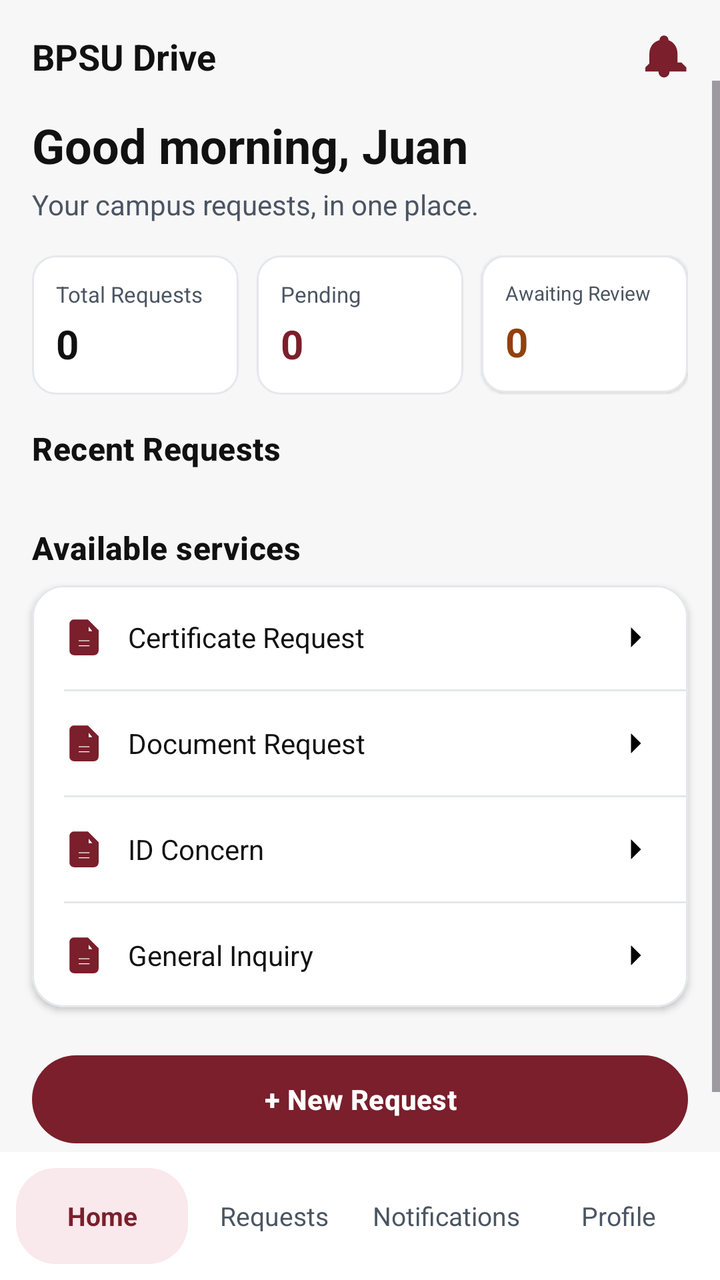
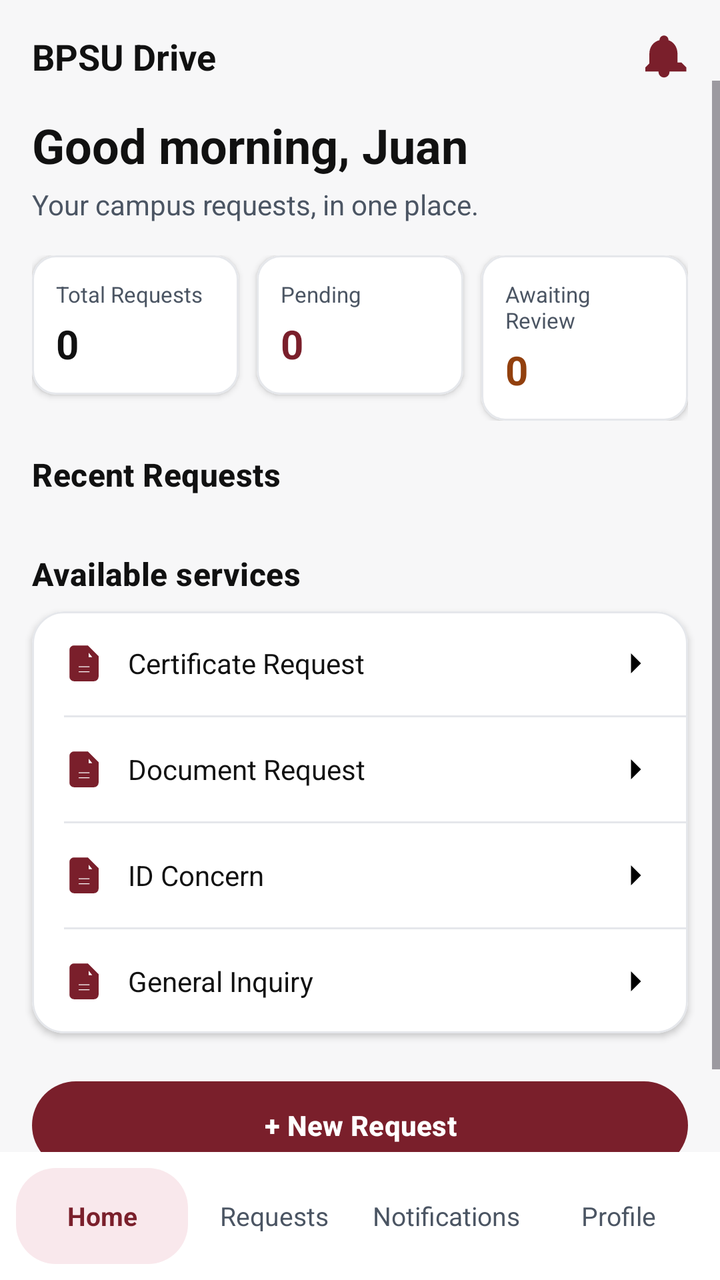

Before-and-after screenshots of an Android layout around one commit, followed by the original layout XML and the change that was made.
<!-- AndroidManifest.xml: application theme Theme.BPSUDrive -->
<!-- res/layout/activity_student_home.xml -->
<?xml version="1.0" encoding="utf-8"?>
<LinearLayout xmlns:android="http://schemas.android.com/apk/res/android"
    xmlns:app="http://schemas.android.com/apk/res-auto"
    android:layout_width="match_parent"
    android:layout_height="match_parent"
    android:background="@color/home_bg"
    android:orientation="vertical">

    <include
        android:id="@+id/include_home_header"
        layout="@layout/include_home_header" />

    <ScrollView
        android:layout_width="match_parent"
        android:layout_height="0dp"
        android:layout_weight="1"
        android:clipToPadding="false"
        android:fillViewport="true">

        <LinearLayout
            android:layout_width="match_parent"
            android:layout_height="wrap_content"
            android:orientation="vertical"
            android:paddingBottom="32dp">

            <LinearLayout
                android:layout_width="match_parent"
                android:layout_height="wrap_content"
                android:orientation="vertical"
                android:paddingStart="16dp"
                android:paddingTop="16dp"
                android:paddingEnd="16dp">

                <TextView
                    android:id="@+id/tv_greeting"
                    android:layout_width="wrap_content"
                    android:layout_height="wrap_content"
                    android:text="Good morning, Juan"
                    android:textColor="@color/text_primary"
                    android:textSize="24sp"
                    android:textStyle="bold" />

                <TextView
                    android:layout_width="wrap_content"
                    android:layout_height="wrap_content"
                    android:layout_marginTop="4dp"
                    android:text="Your campus requests, in one place."
                    android:textColor="@color/text_secondary"
                    android:textSize="14sp" />
            </LinearLayout>

            
            <LinearLayout
                android:layout_width="match_parent"
                android:layout_height="wrap_content"
                android:layout_marginStart="16dp"
                android:layout_marginTop="16dp"
                android:layout_marginEnd="16dp"
                android:orientation="horizontal">

                <com.google.android.material.card.MaterialCardView
                    android:layout_width="0dp"
                    android:layout_height="wrap_content"
                    android:layout_weight="1"
                    android:layout_marginEnd="6dp"
                    app:cardBackgroundColor="@color/white"
                    app:cardCornerRadius="12dp"
                    app:cardElevation="1dp"
                    app:strokeColor="@color/stroke_grey"
                    app:strokeWidth="1dp">

                    <LinearLayout
                        android:layout_width="match_parent"
                        android:layout_height="wrap_content"
                        android:orientation="vertical"
                        android:padding="12dp">

                        <TextView
                            android:layout_width="wrap_content"
                            android:layout_height="wrap_content"
                            android:text="Total Requests"
                            android:textColor="@color/text_secondary"
                            android:textSize="11sp" />

                        <TextView
                            android:id="@+id/tvTotalRequests"
                            android:layout_width="wrap_content"
                            android:layout_height="wrap_content"
                            android:layout_marginTop="4dp"
                            android:text="0"
                            android:textColor="@color/text_primary"
                            android:textSize="20sp"
                            android:textStyle="bold" />
                    </LinearLayout>
                </com.google.android.material.card.MaterialCardView>

                <com.google.android.material.card.MaterialCardView
                    android:layout_width="0dp"
                    android:layout_height="wrap_content"
                    android:layout_weight="1"
                    android:layout_marginStart="3dp"
                    android:layout_marginEnd="3dp"
                    app:cardBackgroundColor="@color/white"
                    app:cardCornerRadius="12dp"
                    app:cardElevation="1dp"
                    app:strokeColor="@color/stroke_grey"
                    app:strokeWidth="1dp">

                    <LinearLayout
                        android:layout_width="match_parent"
                        android:layout_height="wrap_content"
                        android:orientation="vertical"
                        android:padding="12dp">

                        <TextView
                            android:layout_width="wrap_content"
                            android:layout_height="wrap_content"
                            android:text="Pending"
                            android:textColor="@color/text_secondary"
                            android:textSize="11sp" />

                        <TextView
                            android:id="@+id/tvPendingRequests"
                            android:layout_width="wrap_content"
                            android:layout_height="wrap_content"
                            android:layout_marginTop="4dp"
                            android:text="0"
                            android:textColor="@color/bpsu_maroon"
                            android:textSize="20sp"
                            android:textStyle="bold" />
                    </LinearLayout>
                </com.google.android.material.card.MaterialCardView>

                <com.google.android.material.card.MaterialCardView
                    android:layout_width="0dp"
                    android:layout_height="wrap_content"
                    android:layout_weight="1"
                    android:layout_marginStart="6dp"
                    app:cardBackgroundColor="@color/white"
                    app:cardCornerRadius="12dp"
                    app:cardElevation="1dp"
                    app:strokeColor="@color/stroke_grey"
                    app:strokeWidth="1dp">

                    <LinearLayout
                        android:layout_width="match_parent"
                        android:layout_height="wrap_content"
                        android:orientation="vertical"
                        android:padding="12dp">

                        <TextView
                            android:layout_width="wrap_content"
                            android:layout_height="wrap_content"
                            android:text="Awaiting Review"
                            android:textColor="@color/text_secondary"
                            android:textSize="10sp" />

                        <TextView
                            android:id="@+id/tvAwaitingVerification"
                            android:layout_width="wrap_content"
                            android:layout_height="wrap_content"
                            android:layout_marginTop="4dp"
                            android:text="0"
                            android:textColor="@color/chip_yellow_text"
                            android:textSize="20sp"
                            android:textStyle="bold" />
                    </LinearLayout>
                </com.google.android.material.card.MaterialCardView>
            </LinearLayout>

            <TextView
                android:layout_width="wrap_content"
                android:layout_height="wrap_content"
                android:layout_marginStart="16dp"
                android:layout_marginTop="16dp"
                android:text="Recent Requests"
                android:textAppearance="@style/TextAppearance.BPSU.SectionTitle" />

            
            <LinearLayout
                android:id="@+id/containerRecentRequests"
                android:layout_width="match_parent"
                android:layout_height="wrap_content"
                android:orientation="vertical"
                android:layout_marginTop="8dp" />

            
            <TextView
                android:id="@+id/tvEmptyRequests"
                android:layout_width="match_parent"
                android:layout_height="wrap_content"
                android:layout_marginStart="16dp"
                android:layout_marginTop="12dp"
                android:layout_marginEnd="16dp"
                android:background="@drawable/bg_info_box"
                android:padding="16dp"
                android:text="No requests yet. Tap New Request below to submit your first campus service request."
                android:textColor="@color/text_secondary"
                android:textSize="13sp"
                android:visibility="gone" />

            <TextView
                android:layout_width="wrap_content"
                android:layout_height="wrap_content"
                android:layout_marginStart="16dp"
                android:layout_marginTop="20dp"
                android:text="@string/home_available_services"
                android:textAppearance="@style/TextAppearance.BPSU.SectionTitle" />

            <com.google.android.material.card.MaterialCardView
                android:id="@+id/card_services_catalog"
                android:layout_width="match_parent"
                android:layout_height="wrap_content"
                android:layout_marginStart="16dp"
                android:layout_marginTop="8dp"
                android:layout_marginEnd="16dp"
                app:cardBackgroundColor="@color/white"
                app:cardCornerRadius="16dp"
                app:cardElevation="2dp"
                app:strokeColor="@color/stroke_grey"
                app:strokeWidth="1dp">

                <LinearLayout
                    android:layout_width="match_parent"
                    android:layout_height="wrap_content"
                    android:orientation="vertical">

                    <LinearLayout
                        android:id="@+id/row_service_1"
                        android:layout_width="match_parent"
                        android:layout_height="wrap_content"
                        android:background="?attr/selectableItemBackground"
                        android:clickable="true"
                        android:focusable="true"
                        android:gravity="center_vertical"
                        android:orientation="horizontal"
                        android:padding="16dp">

                        <ImageView
                            android:layout_width="20dp"
                            android:layout_height="20dp"
                            android:contentDescription="@null"
                            android:src="@drawable/ic_doc" />

                        <TextView
                            android:layout_width="0dp"
                            android:layout_height="wrap_content"
                            android:layout_marginStart="12dp"
                            android:layout_weight="1"
                            android:text="Certificate Request"
                            android:textColor="@color/text_primary"
                            android:textSize="14sp" />

                        <ImageView
                            android:layout_width="20dp"
                            android:layout_height="20dp"
                            android:contentDescription="@null"
                            android:src="@drawable/ic_chevron_right" />
                    </LinearLayout>

                    <View
                        android:layout_width="match_parent"
                        android:layout_height="1dp"
                        android:layout_marginStart="16dp"
                        android:background="@color/stroke_grey" />

                    <LinearLayout
                        android:id="@+id/row_service_2"
                        android:layout_width="match_parent"
                        android:layout_height="wrap_content"
                        android:background="?attr/selectableItemBackground"
                        android:clickable="true"
                        android:focusable="true"
                        android:gravity="center_vertical"
                        android:orientation="horizontal"
                        android:padding="16dp">

                        <ImageView
                            android:layout_width="20dp"
                            android:layout_height="20dp"
                            android:contentDescription="@null"
                            android:src="@drawable/ic_doc" />

                        <TextView
                            android:layout_width="0dp"
                            android:layout_height="wrap_content"
                            android:layout_marginStart="12dp"
                            android:layout_weight="1"
                            android:text="Document Request"
                            android:textColor="@color/text_primary"
                            android:textSize="14sp" />

                        <ImageView
                            android:layout_width="20dp"
                            android:layout_height="20dp"
                            android:contentDescription="@null"
                            android:src="@drawable/ic_chevron_right" />
                    </LinearLayout>

                    <View
                        android:layout_width="match_parent"
                        android:layout_height="1dp"
                        android:layout_marginStart="16dp"
                        android:background="@color/stroke_grey" />

                    <LinearLayout
                        android:id="@+id/row_service_3"
                        android:layout_width="match_parent"
                        android:layout_height="wrap_content"
                        android:background="?attr/selectableItemBackground"
                        android:clickable="true"
                        android:focusable="true"
                        android:gravity="center_vertical"
                        android:orientation="horizontal"
                        android:padding="16dp">

                        <ImageView
                            android:layout_width="20dp"
                            android:layout_height="20dp"
                            android:contentDescription="@null"
                            android:src="@drawable/ic_doc" />

                        <TextView
                            android:layout_width="0dp"
                            android:layout_height="wrap_content"
                            android:layout_marginStart="12dp"
                            android:layout_weight="1"
                            android:text="ID Concern"
                            android:textColor="@color/text_primary"
                            android:textSize="14sp" />

                        <ImageView
                            android:layout_width="20dp"
                            android:layout_height="20dp"
                            android:contentDescription="@null"
                            android:src="@drawable/ic_chevron_right" />
                    </LinearLayout>

                    <View
                        android:layout_width="match_parent"
                        android:layout_height="1dp"
                        android:layout_marginStart="16dp"
                        android:background="@color/stroke_grey" />

                    <LinearLayout
                        android:id="@+id/row_service_4"
                        android:layout_width="match_parent"
                        android:layout_height="wrap_content"
                        android:background="?attr/selectableItemBackground"
                        android:clickable="true"
                        android:focusable="true"
                        android:gravity="center_vertical"
                        android:orientation="horizontal"
                        android:padding="16dp">

                        <ImageView
                            android:layout_width="20dp"
                            android:layout_height="20dp"
                            android:contentDescription="@null"
                            android:src="@drawable/ic_doc" />

                        <TextView
                            android:layout_width="0dp"
                            android:layout_height="wrap_content"
                            android:layout_marginStart="12dp"
                            android:layout_weight="1"
                            android:text="General Inquiry"
                            android:textColor="@color/text_primary"
                            android:textSize="14sp" />

                        <ImageView
                            android:layout_width="20dp"
                            android:layout_height="20dp"
                            android:contentDescription="@null"
                            android:src="@drawable/ic_chevron_right" />
                    </LinearLayout>
                </LinearLayout>
            </com.google.android.material.card.MaterialCardView>

            <com.google.android.material.button.MaterialButton
                android:id="@+id/btn_new_request"
                style="@style/Widget.BPSU.Button.Primary"
                android:layout_width="match_parent"
                android:layout_height="@dimen/auth_button_height"
                android:layout_marginStart="16dp"
                android:layout_marginTop="20dp"
                android:layout_marginEnd="16dp"
                android:text="@string/home_new_request" />
        </LinearLayout>
    </ScrollView>

    <include
        android:id="@+id/bottomNav"
        layout="@layout/include_student_bottom_nav" />
</LinearLayout>
<!-- res/layout/include_home_header.xml (included above) -->
<?xml version="1.0" encoding="utf-8"?>
<LinearLayout xmlns:android="http://schemas.android.com/apk/res/android"
    android:layout_width="match_parent"
    android:layout_height="wrap_content"
    android:gravity="center_vertical"
    android:orientation="horizontal"
    android:paddingStart="16dp"
    android:paddingTop="16dp"
    android:paddingEnd="16dp">

    <TextView
        android:layout_width="0dp"
        android:layout_height="wrap_content"
        android:layout_weight="1"
        android:text="@string/app_name"
        android:textColor="@color/text_primary"
        android:textSize="18sp"
        android:textStyle="bold" />

    <ImageView
        android:id="@+id/btn_notifications"
        android:layout_width="24dp"
        android:layout_height="24dp"
        android:contentDescription="@string/nav_notifications"
        android:src="@drawable/ic_bell" />
</LinearLayout>
<!-- res/layout/include_student_bottom_nav.xml (included above) -->
<?xml version="1.0" encoding="utf-8"?>
<LinearLayout xmlns:android="http://schemas.android.com/apk/res/android"
    android:layout_width="match_parent"
    android:layout_height="wrap_content"
    android:background="@color/white"
    android:gravity="center_vertical"
    android:orientation="horizontal"
    android:padding="8dp">

    <TextView
        android:id="@+id/nav_home"
        android:layout_width="0dp"
        android:layout_height="48dp"
        android:layout_weight="1"
        android:background="@drawable/bg_nav_selected"
        android:gravity="center"
        android:text="@string/nav_home"
        android:textColor="@color/bpsu_maroon"
        android:textSize="13sp"
        android:textStyle="bold" />

    <TextView
        android:id="@+id/nav_requests"
        android:layout_width="0dp"
        android:layout_height="48dp"
        android:layout_weight="1"
        android:gravity="center"
        android:text="@string/nav_requests"
        android:textColor="@color/text_secondary"
        android:textSize="13sp" />

    <TextView
        android:id="@+id/nav_notifications"
        android:layout_width="0dp"
        android:layout_height="48dp"
        android:layout_weight="1"
        android:gravity="center"
        android:text="@string/nav_notifications"
        android:textColor="@color/text_secondary"
        android:textSize="13sp" />

    <TextView
        android:id="@+id/nav_profile"
        android:layout_width="0dp"
        android:layout_height="48dp"
        android:layout_weight="1"
        android:gravity="center"
        android:text="@string/nav_profile"
        android:textColor="@color/text_secondary"
        android:textSize="13sp" />
</LinearLayout>
<!-- resources referenced by this layout -->
<resources>
  <color name="bpsu_maroon">#7A1F2B</color>
  <color name="chip_yellow_text">#FF92400E</color>
  <color name="home_bg">#FFF7F7F8</color>
  <color name="stroke_grey">#FFE5E7EB</color>
  <color name="text_primary">#FF111111</color>
  <color name="text_secondary">#FF4B5563</color>
  <color name="white">#FFFFFFFF</color>
  <dimen name="auth_button_height">52dp</dimen>
  <!-- drawable bg_info_box (drawable) -->
  <?xml version="1.0" encoding="utf-8"?>
  <shape xmlns:android="http://schemas.android.com/apk/res/android">
      <solid android:color="@color/info_box_bg" />
      <corners android:radius="12dp" />
  </shape>
  <!-- drawable bg_nav_selected (drawable) -->
  <?xml version="1.0" encoding="utf-8"?>
  <shape xmlns:android="http://schemas.android.com/apk/res/android">
      <solid android:color="@color/nav_selected_bg" />
      <corners android:radius="20dp" />
  </shape>
  <!-- drawable ic_chevron_right (drawable) -->
  <?xml version="1.0" encoding="utf-8"?>
  <vector xmlns:android="http://schemas.android.com/apk/res/android"
      android:width="20dp"
      android:height="20dp"
      android:viewportWidth="24"
      android:viewportHeight="24">
      <path
          android:fillColor="#FF000000"
          android:pathData="M9,6l6,6l-6,6" />
  </vector>
  <!-- drawable ic_doc (drawable) -->
  <?xml version="1.0" encoding="utf-8"?>
  <vector xmlns:android="http://schemas.android.com/apk/res/android"
      android:width="20dp"
      android:height="20dp"
      android:viewportWidth="24"
      android:viewportHeight="24"
      android:tint="@color/bpsu_maroon">
      <path
          android:fillColor="@android:color/white"
          android:pathData="M14,2H6c-1.1,0 -2,0.9 -2,2v16c0,1.1 0.9,2 2,2h12c1.1,0 2,-0.9 2,-2V8l-6,-6zM14,9V3.5L18.5,9H14zM16,15H8v-2h8v2zM16,18H8v-2h8v2z"
          android:strokeColor="@color/bpsu_maroon"
          android:strokeWidth="1.5" />
  </vector>
  <string name="app_name">BPSU Drive</string>
  <string name="home_available_services">Available services</string>
  <string name="home_new_request">+ New Request</string>
  <string name="nav_home">Home</string>
  <string name="nav_notifications">Notifications</string>
  <string name="nav_profile">Profile</string>
  <string name="nav_requests">Requests</string>
  <style name="TextAppearance.BPSU.SectionTitle" parent="TextAppearance.Material3.TitleMedium">
          <item name="android:textStyle">bold</item>
          <item name="android:textColor">@color/text_primary</item>
          <item name="android:textSize">16sp</item>
      </style>
  <style name="Widget.BPSU.Button.Primary" parent="Widget.Material3.Button">
          <item name="backgroundTint">@color/bpsu_maroon</item>
          <item name="android:textColor">@color/white</item>
          <item name="cornerRadius">@dimen/auth_button_radius</item>
          <item name="android:textStyle">bold</item>
          <item name="android:minHeight">@dimen/auth_button_height</item>
      </style>
  <style name="Theme.BPSUDrive" parent="Base.Theme.BPSUDrive" />
  <color name="info_box_bg">#FFF9E8EC</color>
  <color name="nav_selected_bg">#FFF9E8EC</color>
  <dimen name="auth_button_radius">28dp</dimen>
  <style name="Base.Theme.BPSUDrive" parent="Theme.Material3.DayNight.NoActionBar">
          
          <item name="colorPrimary">@color/bpsu_maroon</item>
          <item name="android:statusBarColor">@color/bpsu_maroon</item>
      </style>
  <!-- unchanged entries left out for length: 1 -->
</resources>

<!-- the commit's change to res/layout/activity_student_home.xml (unified diff, before → after) -->
@@ -65,7 +65,7 @@
                     android:layout_marginEnd="6dp"
                     app:cardBackgroundColor="@color/white"
                     app:cardCornerRadius="12dp"
-                    app:cardElevation="1dp"
+                    app:cardElevation="2dp"
                     app:strokeColor="@color/stroke_grey"
                     app:strokeWidth="1dp">
 
@@ -102,7 +102,7 @@
                     android:layout_marginEnd="3dp"
                     app:cardBackgroundColor="@color/white"
                     app:cardCornerRadius="12dp"
-                    app:cardElevation="1dp"
+                    app:cardElevation="2dp"
                     app:strokeColor="@color/stroke_grey"
                     app:strokeWidth="1dp">
 
@@ -138,7 +138,7 @@
                     android:layout_marginStart="6dp"
                     app:cardBackgroundColor="@color/white"
                     app:cardCornerRadius="12dp"
-                    app:cardElevation="1dp"
+                    app:cardElevation="2dp"
                     app:strokeColor="@color/stroke_grey"
                     app:strokeWidth="1dp">
 
@@ -153,7 +153,7 @@
                             android:layout_height="wrap_content"
                             android:text="Awaiting Review"
                             android:textColor="@color/text_secondary"
-                            android:textSize="10sp" />
+                            android:textSize="11sp" />
 
                         <TextView
                             android:id="@+id/tvAwaitingVerification"
